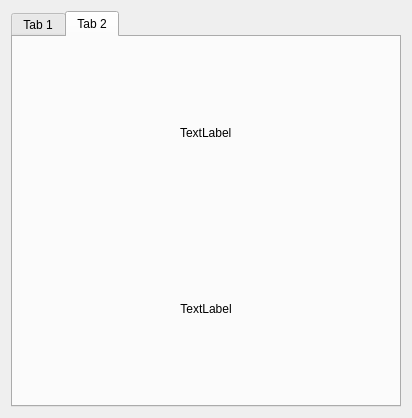
Old version of the form kursova/mainwindow.ui in the repository asofter/kpz-university.
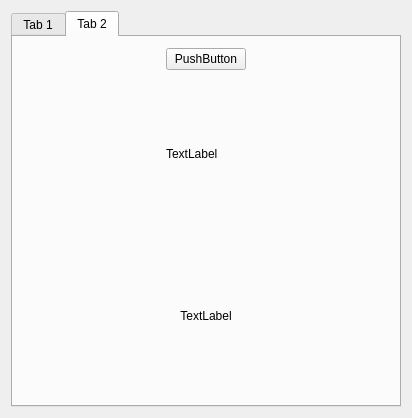
New version of the form. The open tabs and pages were chosen to show the change.

The edit to the form file:
```diff
--- a/kursova/mainwindow.ui
+++ b/kursova/mainwindow.ui
@@ -150,6 +150,13 @@
           </property>
          </widget>
         </item>
+        <item row="0" column="2">
+         <widget class="QPushButton" name="pushButton_2">
+          <property name="text">
+           <string>PushButton</string>
+          </property>
+         </widget>
+        </item>
        </layout>
       </widget>
      </widget>
```
Left out of the diff: 36 changed lines with no effect on the pictures.
